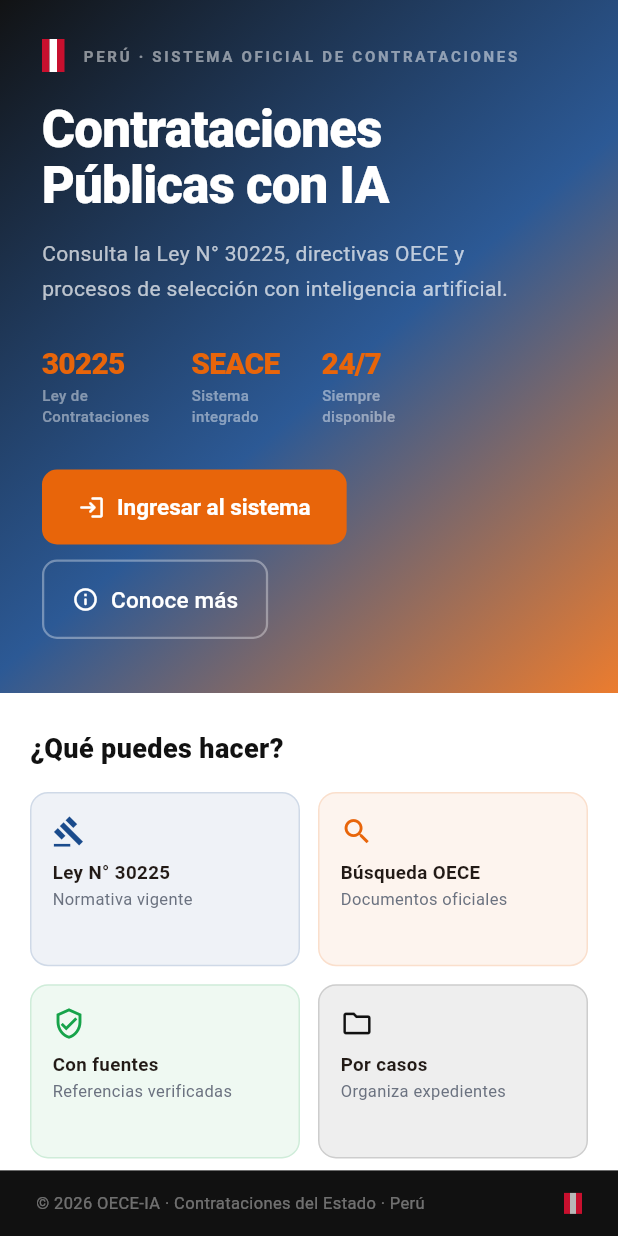
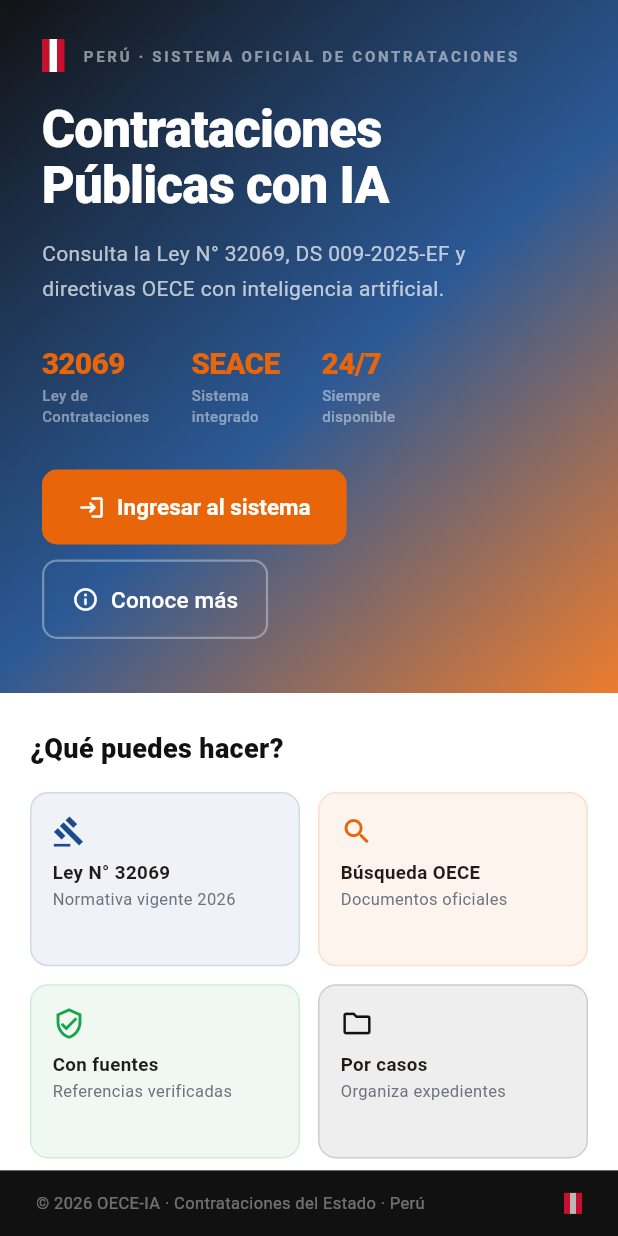
Before and after one commit to andreTYS/contoece, a Flutter app: the screen it shows after launch, scrolled down 74 dp, on a phone screen of 412 x 824 dp. Run offline on Flutter 3.47's test engine with Material 3 defaults, Android fonts, the phone set to English and light mode, and no system bars; our stand-ins replace cloud_firestore, file_picker, firebase_auth, firebase_core, flutter_markdown, google_sign_in; accounts and stored records are empty.

Commit message:
fix: persistencia de casos, landing page actualizada
- firestore.rules: añade regla explícita para subcollección users/{uid}/cases
  (sin esto los casos no se guardaban en Firestore)
- landing_screen.dart: actualiza Ley 30225 → Ley 32069 + DS 009-2025-EF
  en hero, stats, features panel y grid mobile

Co-Authored-By: Claude Sonnet 4.6 <noreply@anthropic.com>
Claude-Session: https://claude.ai/code/session_01NzyrCLsvY5qKqvoMKpFmku

```diff
--- a/app/lib/screens/landing_screen.dart
+++ b/app/lib/screens/landing_screen.dart
@@ -211,7 +211,7 @@ class _LandingScreenState extends State<LandingScreen>
                   ),
                   const SizedBox(height: 16),
                   Text(
-                    'Consulta la Ley N° 30225, directivas OECE y\nprocesos de selección con inteligencia artificial.',
+                    'Consulta la Ley N° 32069, DS 009-2025-EF y\ndirectivas OECE con inteligencia artificial.',
                     style: TextStyle(
                       color: Colors.white.withOpacity(0.7),
                       fontSize: wide ? 15.5 : 14,
@@ -221,7 +221,7 @@ class _LandingScreenState extends State<LandingScreen>
                   SizedBox(height: wide ? 36 : 24),
                   // Stats row
                   Row(children: [
-                    _buildStat('30225', 'Ley de\nContrataciones'),
+                    _buildStat('32069', 'Ley de\nContrataciones'),
                     const SizedBox(width: 28),
                     _buildStat('SEACE', 'Sistema\nintegrado'),
                     const SizedBox(width: 28),
@@ -296,8 +296,8 @@ class _LandingScreenState extends State<LandingScreen>
 
   Widget _buildFeaturesPanel() {
     final features = [
-      (Icons.gavel_outlined, _blue, 'Ley N° 30225 y reglamento',
-          'Consulta la normativa vigente y sus modificaciones.'),
+      (Icons.gavel_outlined, _blue, 'Ley N° 32069 y DS 009-2025-EF',
+          'Normativa vigente con modificaciones a 2026.'),
       (Icons.search_outlined, AppTheme.primaryRed, 'Búsqueda en OECE',
           'Documentos, directivas y comunicados oficiales.'),
       (Icons.verified_user_outlined, const Color(0xFF16A34A),
@@ -366,7 +366,7 @@ class _LandingScreenState extends State<LandingScreen>
 
   Widget _buildFeaturesMobile() {
     final features = [
-      (Icons.gavel_outlined, _blue, 'Ley N° 30225', 'Normativa vigente'),
+      (Icons.gavel_outlined, _blue, 'Ley N° 32069', 'Normativa vigente 2026'),
       (Icons.search_outlined, AppTheme.primaryRed, 'Búsqueda OECE', 'Documentos oficiales'),
       (Icons.verified_user_outlined, const Color(0xFF16A34A), 'Con fuentes', 'Referencias verificadas'),
       (Icons.folder_outlined, AppTheme.black, 'Por casos', 'Organiza expedientes'),
```
Also changed, not shown: 1 other file.
